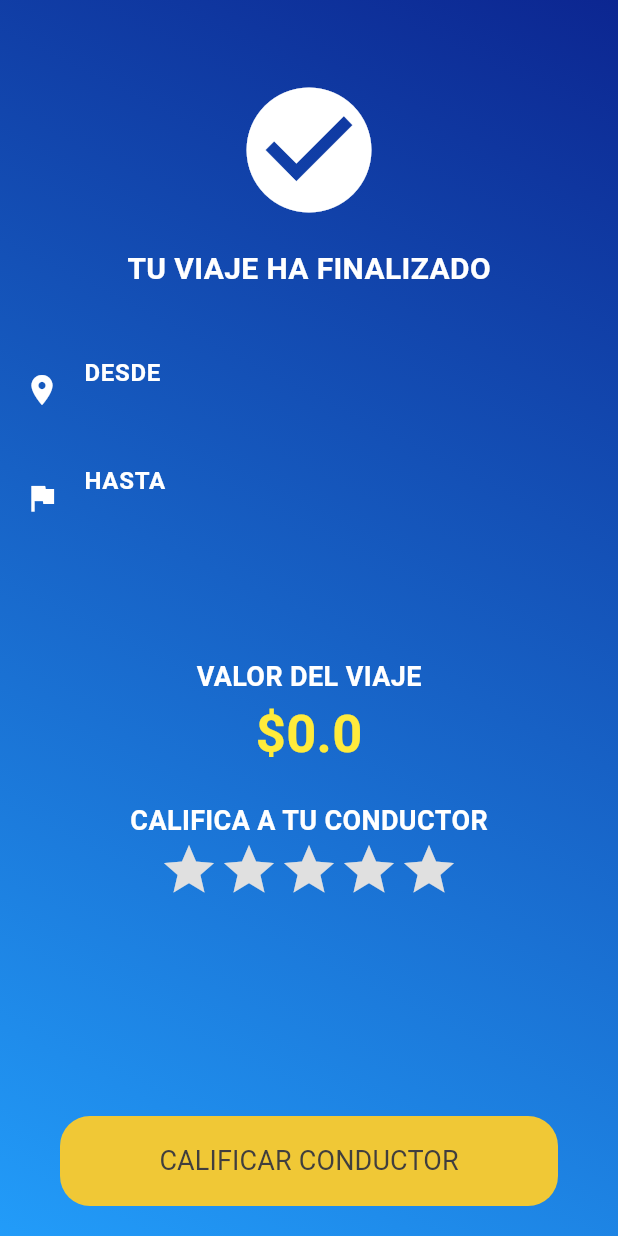
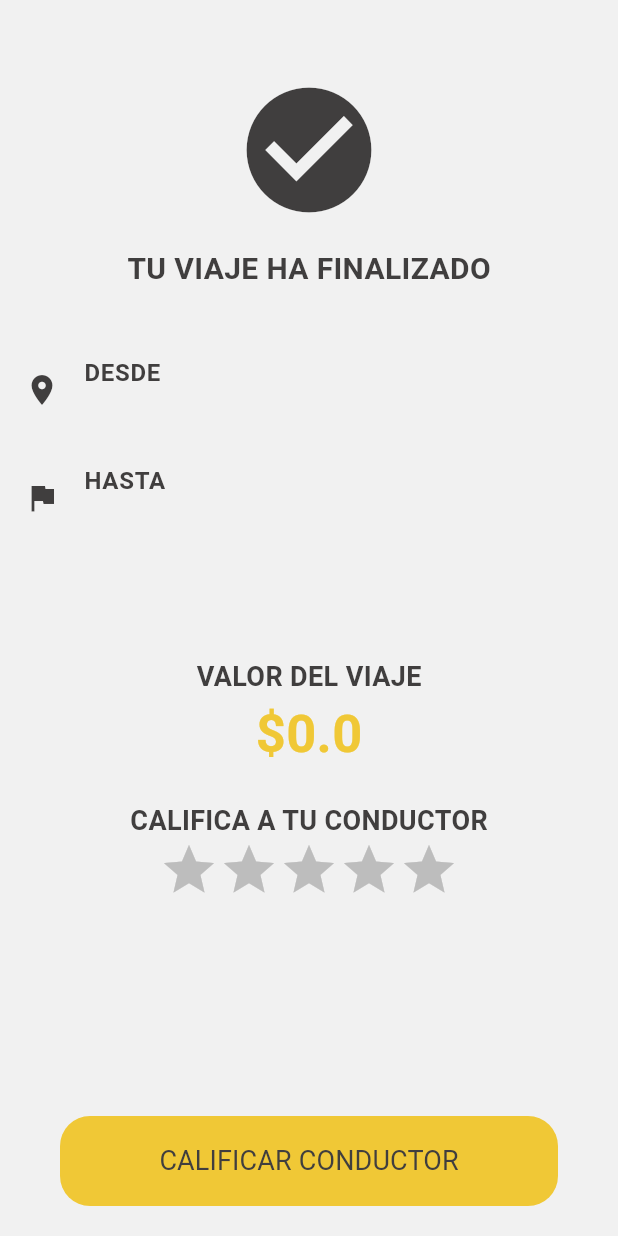
Before and after one commit to BusTrack-App/Uber-Clone-Flutter, a Flutter app: the ClientRatingTripScreen screen opened directly with empty values, on a phone screen of 412 x 824 dp. Run offline on Flutter 3.47's test engine with Material 3 defaults, Android fonts, the phone set to English and light mode, and no system bars; drawn by our look-alikes of flutter_rating_bar; our stand-ins replace equatable, flutter_bloc, fluttertoast, geocoding, geolocator, get_it and 6 more; missing offline and left inert: flutter_polyline_points; accounts and stored records are empty; network calls fail.

Commit message:
styles: Adaptando estilos

```diff
--- a/lib/src/presentation/screens/client/map_seeker/client_map_seecker_screen.dart
+++ b/lib/src/presentation/screens/client/map_seeker/client_map_seecker_screen.dart
@@ -91,7 +91,7 @@ class ClientMapSeeckerScreenState extends State<ClientMapSeeckerScreen> {
 
   Widget _bottomCard(BuildContext context, ClientMapSeekerState state) {
     return Container(
-      height: MediaQuery.of(context).size.height * 0.37,
+      height: MediaQuery.of(context).size.height * 0.50,
       decoration: const BoxDecoration(
         color: AppColors.background,
         borderRadius: BorderRadius.only(
--- a/lib/src/presentation/screens/client/ratingTrip/client_rating_trip_content.dart
+++ b/lib/src/presentation/screens/client/ratingTrip/client_rating_trip_content.dart
@@ -5,6 +5,7 @@ import 'package:uber_clone/src/domain/models/client_request_response.dart';
 import 'package:uber_clone/src/presentation/screens/client/ratingTrip/bloc/client_rating_trip_bloc.dart';
 import 'package:uber_clone/src/presentation/screens/client/ratingTrip/bloc/client_rating_trip_event.dart';
 import 'package:uber_clone/src/presentation/screens/client/ratingTrip/bloc/client_rating_trip_state.dart';
+import 'package:uber_clone/src/presentation/utils/colors.dart';
 import 'package:uber_clone/src/presentation/widgets/custom_button.dart';
 
 
@@ -49,7 +50,7 @@ class ClientRatingTripContent extends StatelessWidget {
       style: TextStyle(
         fontWeight: FontWeight.bold,
         fontSize: 35,
-        color: Colors.yellow
+        color: AppColors.yellow
       ),
     );
   }
@@ -60,7 +61,7 @@ class ClientRatingTripContent extends StatelessWidget {
       style: TextStyle(
         fontWeight: FontWeight.bold,
         fontSize: 18,
-        color: Colors.white
+        color: AppColors.backgroundDark
       ),
     );
   }
@@ -71,7 +72,7 @@ class ClientRatingTripContent extends StatelessWidget {
       style: TextStyle(
         fontWeight: FontWeight.bold,
         fontSize: 18,
-        color: Colors.white
+        color: AppColors.backgroundDark
       ),
     );
   }
@@ -86,7 +87,7 @@ class ClientRatingTripContent extends StatelessWidget {
       itemCount: 5,
       direction: Axis.horizontal,
       allowHalfRating: true,
-      unratedColor: Colors.grey[300],
+      unratedColor: Colors.grey[400],
       onRatingUpdate: (rating) {
         context.read<ClientRatingTripBloc>().add(RatingChanged(rating: rating));
       }
@@ -95,18 +96,18 @@ class ClientRatingTripContent extends StatelessWidget {
 
   Widget _listTileDestination() {
     return ListTile(
-      leading: Icon(Icons.flag, color: Colors.white,),
+      leading: Icon(Icons.flag, color: AppColors.backgroundDark,),
       title: Text(
         'HASTA',
         style: TextStyle(
-          color: Colors.white,
+          color: AppColors.backgroundDark,
           fontWeight: FontWeight.bold
         ),
       ),
       subtitle: Text(
         clientRequestResponse?.destinationDescription ?? '',
         style: TextStyle(
-          color: Colors.white
+          color: AppColors.backgroundDark
         ),
       ),
     );
@@ -114,18 +115,18 @@ class ClientRatingTripContent extends StatelessWidget {
 
   Widget _listTilePickup() {
     return ListTile(
-      leading: Icon(Icons.location_on, color: Colors.white,),
+      leading: Icon(Icons.location_on, color: AppColors.backgroundDark,),
       title: Text(
         'DESDE',
         style: TextStyle(
-          color: Colors.white,
+          color: AppColors.backgroundDark,
           fontWeight: FontWeight.bold
         ),
       ),
       subtitle: Text(
         clientRequestResponse?.pickupDescription ?? '',
         style: TextStyle(
-          color: Colors.white
+          color: AppColors.backgroundDark
         ),
       ),
     );
@@ -137,7 +138,7 @@ class ClientRatingTripContent extends StatelessWidget {
       style: TextStyle(
         fontSize: 20,
         fontWeight: FontWeight.bold,
-        color: Colors.white
+        color: AppColors.backgroundDark
       ),
     );
   }
@@ -145,7 +146,7 @@ class ClientRatingTripContent extends StatelessWidget {
   Widget _iconCheck() {
     return Icon(
       Icons.check_circle,
-      color: Colors.white,
+      color: AppColors.backgroundDark,
       size: 100,
     );
   }
--- a/lib/src/presentation/screens/client/ratingTrip/client_rating_trip_screen.dart
+++ b/lib/src/presentation/screens/client/ratingTrip/client_rating_trip_screen.dart
@@ -6,6 +6,7 @@ import 'package:uber_clone/src/domain/utils/resource.dart';
 import 'package:uber_clone/src/presentation/screens/client/ratingTrip/bloc/client_rating_trip_bloc.dart';
 import 'package:uber_clone/src/presentation/screens/client/ratingTrip/bloc/client_rating_trip_state.dart';
 import 'package:uber_clone/src/presentation/screens/client/ratingTrip/client_rating_trip_content.dart';
+import 'package:uber_clone/src/presentation/utils/colors.dart';
 
 
 class ClientRatingTripScreen extends StatefulWidget {
@@ -36,13 +37,8 @@ class _ClientRatingTripScreenState extends State<ClientRatingTripScreen> {
           builder: (context, state) {
             return Container(
                 decoration: BoxDecoration(
-                    gradient: LinearGradient(
-                        begin: Alignment.topRight,
-                        end: Alignment.bottomLeft,
-                        colors: [
-                      Color.fromARGB(255, 12, 38, 145),
-                      Color.fromARGB(255, 34, 156, 249),
-                    ])),
+                  color: AppColors.background
+                ),
                 child: ClientRatingTripContent(state, clientRequestResponse));
           },
         ),
--- a/lib/src/presentation/screens/driver/map_trip/driver_map_trip_content.dart
+++ b/lib/src/presentation/screens/driver/map_trip/driver_map_trip_content.dart
@@ -32,7 +32,7 @@ class DriverMapTripContent extends StatelessWidget {
 
   Widget _cardBookingInfo(BuildContext context) {
     return Container(
-        height: MediaQuery.of(context).size.height * 0.45,
+        height: MediaQuery.of(context).size.height * 0.55,
         padding: EdgeInsets.only(left: 20, right: 20),
         decoration: BoxDecoration(
             gradient: LinearGradient(
```
Also changed, not shown: lib/src/presentation/screens/driver/ratingTrip/driver_rating_trip_content.dart (+13 -12 lines), lib/src/presentation/screens/driver/ratingTrip/driver_rating_trip_screen.dart (+3 -7 lines).
